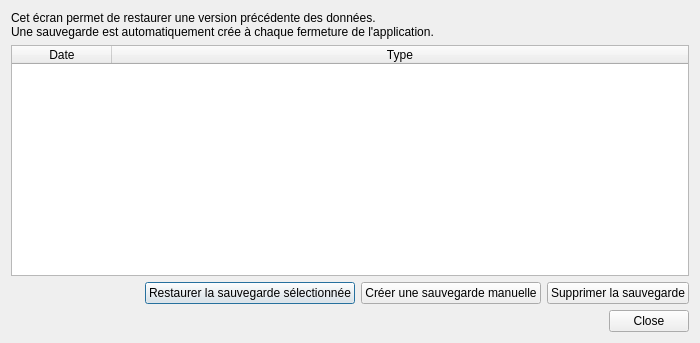
The window that src/ui/dialogs/database_history.ui (seigneurfuo/MyAnimeManager3) describes before a commit, drawn with Qt 5.
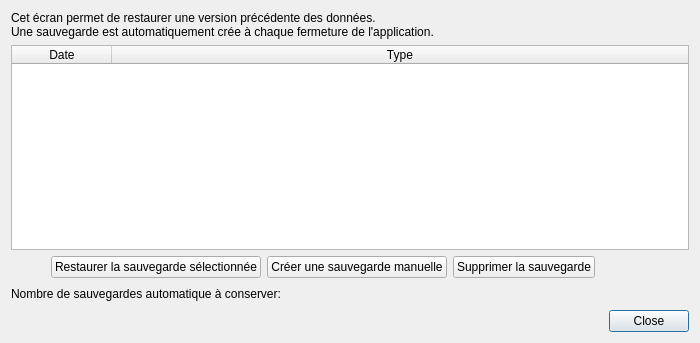
The same window after the commit. Icons and pictures are not drawn.

Commit message: Ajout d'une option pour modifier le nombre de sauvegardes automatiques à conserver.

Patch:
```diff
--- a/src/ui/dialogs/database_history.ui
+++ b/src/ui/dialogs/database_history.ui
@@ -20,59 +20,6 @@
    <bool>true</bool>
   </property>
   <layout class="QGridLayout" name="gridLayout">
-   <item row="2" column="0" colspan="2">
-    <layout class="QHBoxLayout" name="horizontalLayout">
-     <item>
-      <spacer name="horizontalSpacer">
-       <property name="orientation">
-        <enum>Qt::Horizontal</enum>
-       </property>
-       <property name="sizeHint" stdset="0">
-        <size>
-         <width>40</width>
-         <height>20</height>
-        </size>
-       </property>
-      </spacer>
-     </item>
-     <item>
-      <widget class="QPushButton" name="pushButton">
-       <property name="enabled">
-        <bool>true</bool>
-       </property>
-       <property name="text">
-        <string>Restaurer la sauvegarde sélectionnée</string>
-       </property>
-       <property name="icon">
-        <iconset>
-         <normaloff>../../resources/icons/clock-history.png</normaloff>../../resources/icons/clock-history.png</iconset>
-       </property>
-      </widget>
-     </item>
-     <item>
-      <widget class="QPushButton" name="pushButton_2">
-       <property name="text">
-        <string>Créer une sauvegarde manuelle</string>
-       </property>
-       <property name="icon">
-        <iconset>
-         <normaloff>../../resources/icons/database-plus.png</normaloff>../../resources/icons/database-plus.png</iconset>
-       </property>
-      </widget>
-     </item>
-     <item>
-      <widget class="QPushButton" name="pushButton_3">
-       <property name="text">
-        <string>Supprimer la sauvegarde</string>
-       </property>
-       <property name="icon">
-        <iconset>
-         <normaloff>../../resources/icons/minus.png</normaloff>../../resources/icons/minus.png</iconset>
-       </property>
-      </widget>
-     </item>
-    </layout>
-   </item>
    <item row="1" column="0" colspan="2">
     <widget class="QTableWidget" name="tableWidget">
      <property name="contextMenuPolicy">
@@ -102,7 +49,20 @@
      </column>
     </widget>
    </item>
-   <item row="3" column="0" colspan="2">
+   <item row="4" column="1">
+    <spacer name="horizontalSpacer_2">
+     <property name="orientation">
+      <enum>Qt::Horizontal</enum>
+     </property>
+     <property name="sizeHint" stdset="0">
+      <size>
+       <width>40</width>
+       <height>20</height>
+      </size>
+     </property>
+    </spacer>
+   </item>
+   <item row="7" column="0" colspan="2">
     <widget class="QDialogButtonBox" name="buttonBox">
      <property name="orientation">
       <enum>Qt::Horizontal</enum>
@@ -112,6 +72,13 @@
      </property>
     </widget>
    </item>
+   <item row="4" column="0">
+    <widget class="QLabel" name="label_2">
+     <property name="text">
+      <string>Nombre de sauvegardes automatique à conserver:</string>
+     </property>
+    </widget>
+   </item>
    <item row="0" column="0" colspan="2">
     <widget class="QLabel" name="label">
      <property name="text">
@@ -120,6 +87,59 @@
      </property>
     </widget>
    </item>
+   <item row="2" column="0">
+    <layout class="QHBoxLayout" name="horizontalLayout">
+     <item>
+      <spacer name="horizontalSpacer">
+       <property name="orientation">
+        <enum>Qt::Horizontal</enum>
+       </property>
+       <property name="sizeHint" stdset="0">
+        <size>
+         <width>40</width>
+         <height>20</height>
+        </size>
+       </property>
+      </spacer>
+     </item>
+     <item>
+      <widget class="QPushButton" name="pushButton">
+       <property name="enabled">
+        <bool>true</bool>
+       </property>
+       <property name="text">
+        <string>Restaurer la sauvegarde sélectionnée</string>
+       </property>
+       <property name="icon">
+        <iconset>
+         <normaloff>../../resources/icons/clock-history.png</normaloff>../../resources/icons/clock-history.png</iconset>
+       </property>
+      </widget>
+     </item>
+     <item>
+      <widget class="QPushButton" name="pushButton_2">
+       <property name="text">
+        <string>Créer une sauvegarde manuelle</string>
+       </property>
+       <property name="icon">
+        <iconset>
+         <normaloff>../../resources/icons/database-plus.png</normaloff>../../resources/icons/database-plus.png</iconset>
+       </property>
+      </widget>
+     </item>
+     <item>
+      <widget class="QPushButton" name="pushButton_3">
+       <property name="text">
+        <string>Supprimer la sauvegarde</string>
+       </property>
+       <property name="icon">
+        <iconset>
+         <normaloff>../../resources/icons/minus.png</normaloff>../../resources/icons/minus.png</iconset>
+       </property>
+      </widget>
+     </item>
+    </layout>
+   </item>
   </layout>
  </widget>
  <resources/>
```
The commit also changes 4 other files.
